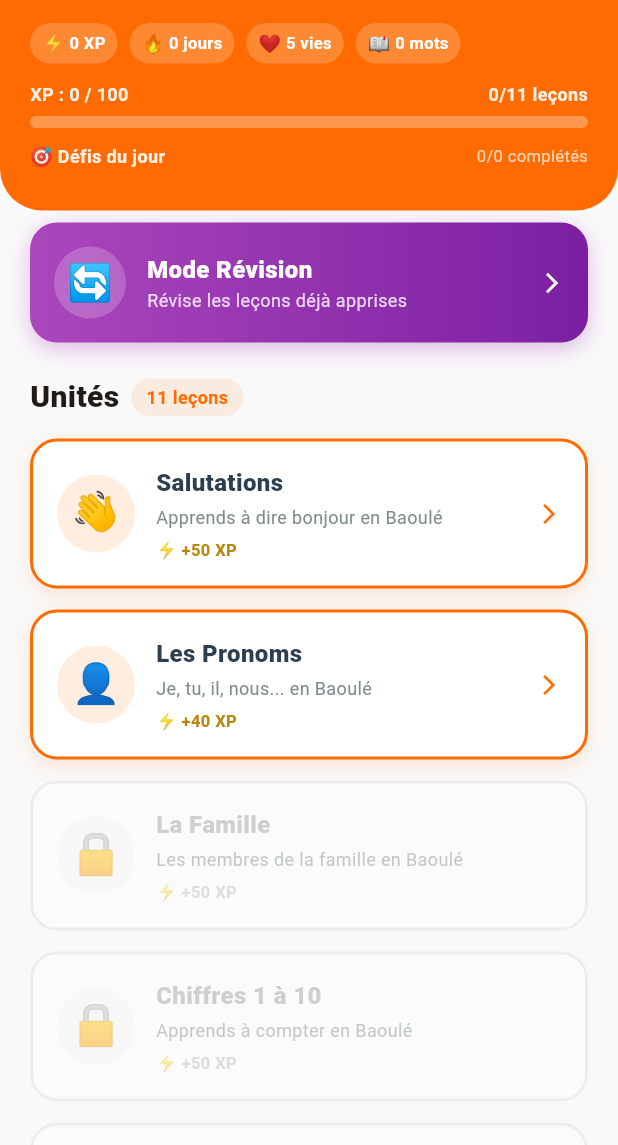
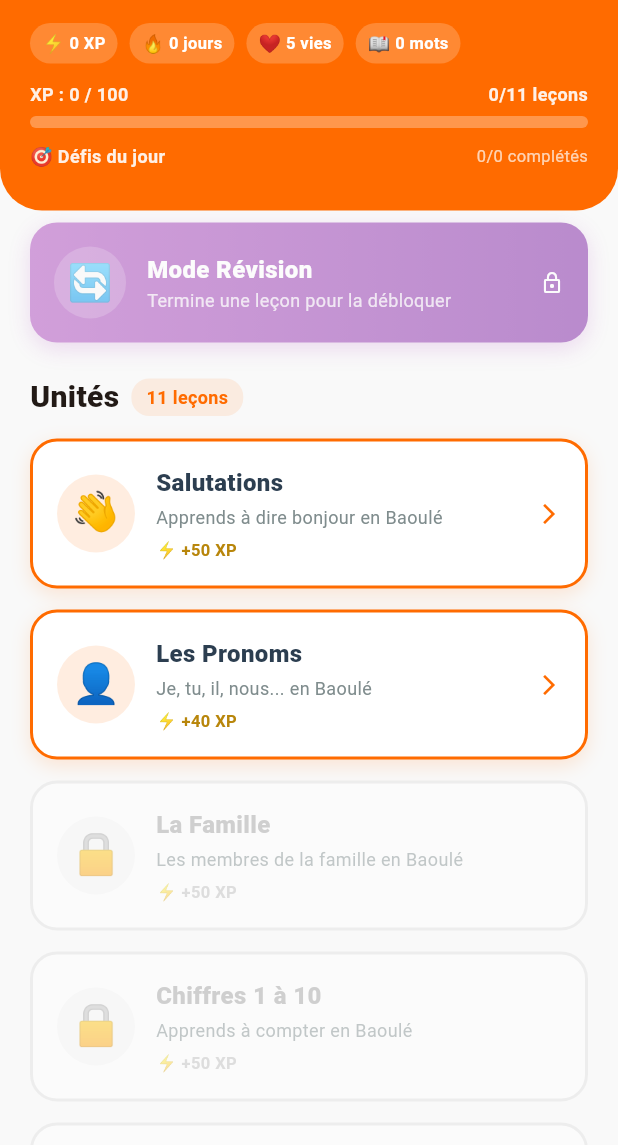
Before and after one commit to Emmanuel26-code/Billingue, a Flutter app: the HomeScreen screen opened directly with empty values, on a phone screen of 412 x 824 dp, the part 91-1236 px from its top. Run offline on Flutter 3.47's test engine with Material 3 defaults, Android fonts, the phone set to English and light mode, and no system bars; our stand-ins replace audioplayers, cloud_firestore, cloud_functions, firebase_auth, firebase_core, flutter_local_notifications and 4 more; missing offline and left inert: record; accounts and stored records are empty; project files that could hold a hidden picture were left out.

Commit message:
Révision verrouillée sans leçon terminée, focus des champs au premier appui
- Accueil : la carte Mode Révision est grisée avec un cadenas tant
  qu'aucune leçon n'est terminée, et affiche un message au lieu d'ouvrir
  une révision vide (0/0)
- AuthInput : prend le focus dès le contact du doigt ; sur navigateur
  mobile il fallait deux appuis pour passer d'un champ à l'autre
- .gitignore : documents personnels (docx, pdf, pptx, mp4) exclus

Co-Authored-By: Claude Opus 5.5 <noreply@anthropic.com>

```diff
--- a/lib/screens/app/home_screen.dart
+++ b/lib/screens/app/home_screen.dart
@@ -120,7 +120,18 @@ class _HomeScreenState extends State<HomeScreen>
             child: Padding(
               padding: const EdgeInsets.fromLTRB(20, 8, 20, 0),
               child: GestureDetector(
-                onTap: () => Navigator.push(
+                onTap: () {
+                  // Rien à réviser tant qu'aucune leçon n'est terminée.
+                  if (widget.progress.completedLessons.isEmpty) {
+                    ScaffoldMessenger.of(context)
+                      ..hideCurrentSnackBar()
+                      ..showSnackBar(const SnackBar(
+                        content: Text(
+                            "Termine d'abord une leçon pour débloquer la révision 📚"),
+                      ));
+                    return;
+                  }
+                  Navigator.push(
                     context,
                     MaterialPageRoute(
                       builder: (_) => RevisionScreen(
@@ -128,7 +139,10 @@ class _HomeScreenState extends State<HomeScreen>
                         uid: widget.uid,
                       ),
                     ),
-                ),
+                  );
+                },
+                child: Opacity(
+                  opacity: widget.progress.completedLessons.isEmpty ? 0.5 : 1,
                   child: Container(
                     padding: const EdgeInsets.all(16),
                     decoration: BoxDecoration(
@@ -169,7 +183,9 @@ class _HomeScreenState extends State<HomeScreen>
                                     fontSize: 16,
                                     fontWeight: FontWeight.w800)),
                             Text(
-                            'Révise les leçons déjà apprises',
+                              widget.progress.completedLessons.isEmpty
+                                  ? 'Termine une leçon pour la débloquer'
+                                  : 'Révise les leçons déjà apprises',
                               style: TextStyle(
                                   color: Colors.white.withValues(alpha: 0.8),
                                   fontSize: 12),
@@ -177,9 +193,14 @@ class _HomeScreenState extends State<HomeScreen>
                           ],
                         ),
                       ),
-                    const Icon(Icons.arrow_forward_ios,
-                        color: Colors.white, size: 16),
+                      Icon(
+                          widget.progress.completedLessons.isEmpty
+                              ? Icons.lock_outline
+                              : Icons.arrow_forward_ios,
+                          color: Colors.white,
+                          size: 16),
                     ]),
+                  ),
                 ),
               ),
             ),
@@ -366,8 +387,7 @@ class _Header extends StatelessWidget {
                 Text(
                   '${progress.dailyChallenges.where((c) => c.completed).length}/${progress.dailyChallenges.length} complétés',
                   style: TextStyle(
-                      color: Colors.white.withValues(alpha: 0.7),
-                      fontSize: 11),
+                      color: Colors.white.withValues(alpha: 0.7), fontSize: 11),
                 ),
               ]),
               const SizedBox(height: 6),
```
Also changed, not shown: lib/screens/auth/auth_widgets.dart (+32 -6 lines), 1 other file. Lines whose indentation alone changed are shown as unchanged.
